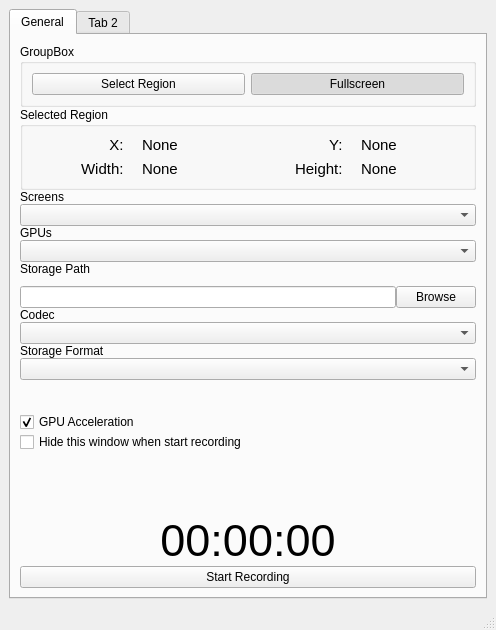
Before: the Qt Designer form mainwindow.ui in lhz07/wl-screenrec_GUI, drawn with Qt 5.
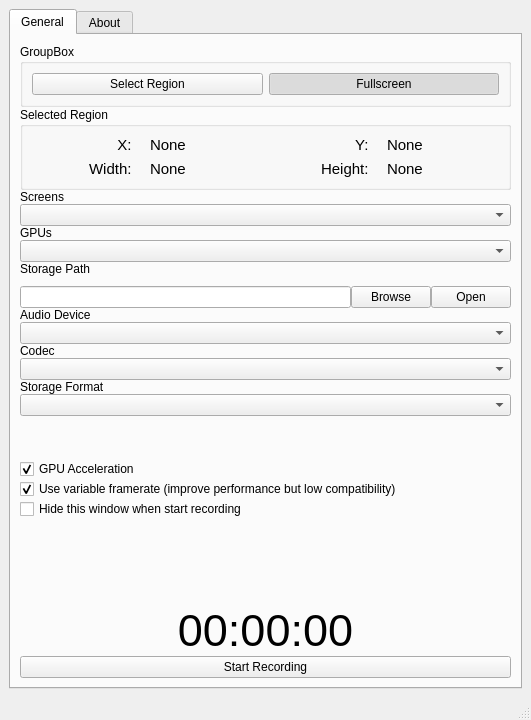
After: the same form once the commit is applied. Icons and pictures are not drawn.

Patch:
```diff
--- a/mainwindow.ui
+++ b/mainwindow.ui
@@ -6,8 +6,8 @@
    <rect>
     <x>0</x>
     <y>0</y>
-    <width>496</width>
-    <height>630</height>
+    <width>531</width>
+    <height>720</height>
    </rect>
   </property>
   <property name="windowTitle">
@@ -289,8 +289,25 @@
               </property>
              </widget>
             </item>
+            <item>
+             <widget class="QPushButton" name="pushButton_open_path">
+              <property name="text">
+               <string>Open</string>
+              </property>
+             </widget>
+            </item>
            </layout>
           </item>
+          <item>
+           <widget class="QLabel" name="label">
+            <property name="text">
+             <string>Audio Device</string>
+            </property>
+           </widget>
+          </item>
+          <item>
+           <widget class="QComboBox" name="comboBox_audio_device"/>
+          </item>
           <item>
            <widget class="QLabel" name="label_3">
             <property name="sizePolicy">
@@ -343,6 +360,16 @@
             </property>
            </widget>
           </item>
+          <item>
+           <widget class="QCheckBox" name="checkBox_variable_frame">
+            <property name="text">
+             <string>Use variable framerate (improve performance but low compatibility)</string>
+            </property>
+            <property name="checked">
+             <bool>true</bool>
+            </property>
+           </widget>
+          </item>
           <item>
            <widget class="QCheckBox" name="checkBox_hide">
             <property name="text">
@@ -408,7 +435,7 @@
       </widget>
       <widget class="QWidget" name="tab_2">
        <attribute name="title">
-        <string>Tab 2</string>
+        <string>About</string>
        </attribute>
       </widget>
      </widget>
```
Left out of the diff: 7 changed lines with no effect on the pictures.
